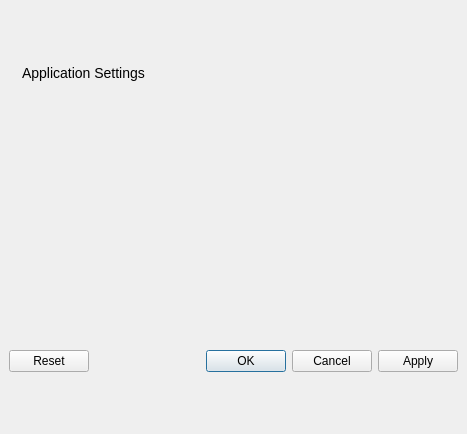
Qt form src/developer/preferences/preferencesdialog.ui (aelliott/GP2) before a commit.
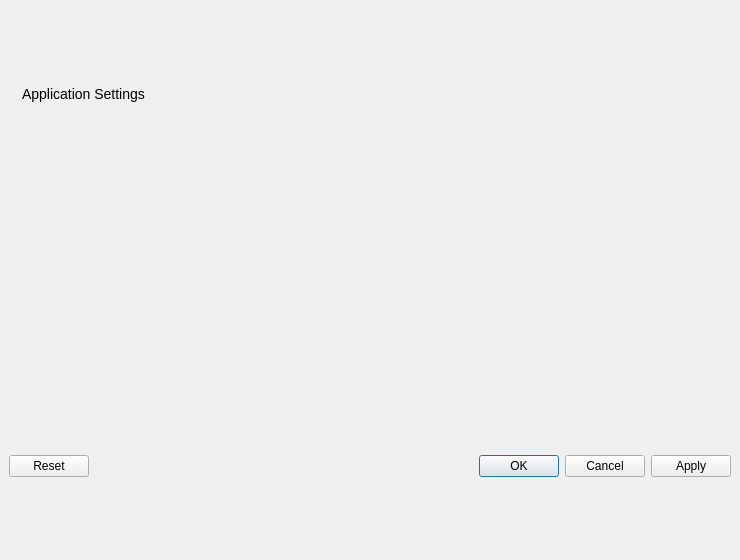
The same form after that commit. Icons and pictures are not drawn. Custom widgets are drawn as their Qt base class.

Patch:
```diff
--- a/src/developer/preferences/preferencesdialog.ui
+++ b/src/developer/preferences/preferencesdialog.ui
@@ -6,8 +6,8 @@
    <rect>
     <x>0</x>
     <y>0</y>
-    <width>467</width>
-    <height>434</height>
+    <width>740</width>
+    <height>560</height>
    </rect>
   </property>
   <property name="windowTitle">
```
